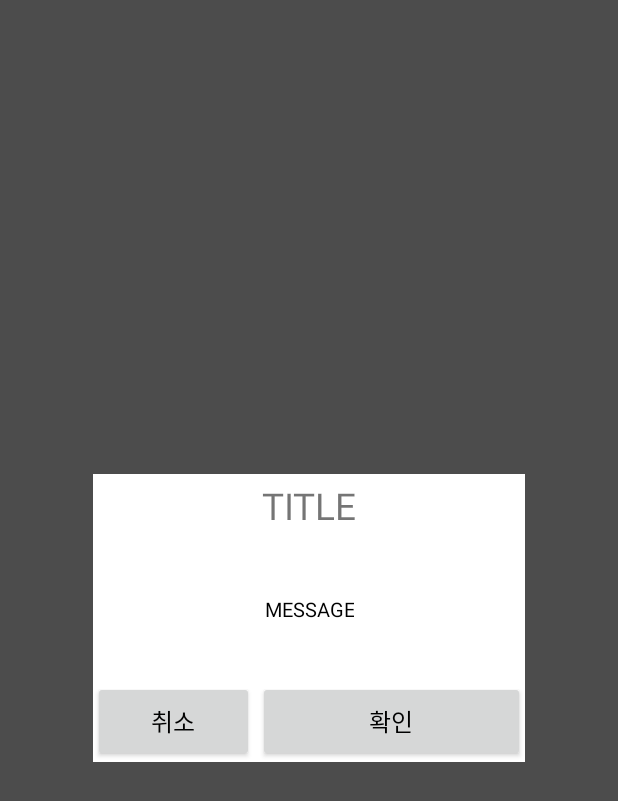
After one commit to twaun95/Movie_Star, an Android app: the layout fragment_dialog.xml on its own in the app's theme, with its tools: preview values and no code run, on a phone screen of 412 x 824 dp. The commit adds this screen. Shown: the top 801 px of the screen. Run offline under Robolectric (Android 15) with nearby library versions, the phone set to English and light mode, and no system bars; network calls fail.

Commit message:
feat : 팝업

```diff
--- /dev/null
+++ b/app/src/main/res/layout/fragment_dialog.xml
@@ -0,0 +1,143 @@
+<?xml version="1.0" encoding="utf-8"?>
+<layout xmlns:android="http://schemas.android.com/apk/res/android"
+    xmlns:app="http://schemas.android.com/apk/res-auto"
+    xmlns:tools="http://schemas.android.com/tools">
+
+    <data>
+
+    </data>
+
+    <FrameLayout
+        android:layout_width="match_parent"
+        android:layout_height="match_parent">
+
+        <androidx.constraintlayout.widget.ConstraintLayout
+            android:layout_width="match_parent"
+            android:layout_height="match_parent"
+            android:background="@color/dialog_opacity_background">
+
+            <androidx.constraintlayout.widget.ConstraintLayout
+                android:layout_width="0dp"
+                android:layout_height="0dp"
+                android:background="@color/white"
+                android:clipToOutline="true"
+                app:layout_constraintBottom_toBottomOf="parent"
+                app:layout_constraintDimensionRatio="H, 3:2"
+                app:layout_constraintEnd_toEndOf="parent"
+                app:layout_constraintHorizontal_bias="0.5"
+                app:layout_constraintStart_toStartOf="parent"
+                app:layout_constraintTop_toTopOf="parent"
+                app:layout_constraintWidth_percent="0.7">
+
+                <androidx.constraintlayout.widget.ConstraintLayout
+                    android:id="@+id/layout_top"
+                    android:layout_width="0dp"
+                    android:layout_height="0dp"
+                    android:background="@color/white"
+                    app:layout_constraintBottom_toTopOf="@id/gl_top"
+                    app:layout_constraintEnd_toEndOf="parent"
+                    app:layout_constraintHorizontal_bias="0.5"
+                    app:layout_constraintStart_toStartOf="parent"
+                    app:layout_constraintTop_toTopOf="parent">
+
+                    <TextView
+                        android:id="@+id/tv_title"
+                        android:layout_width="0dp"
+                        android:layout_height="0dp"
+                        android:autoSizeTextType="uniform"
+                        android:gravity="center"
+                        android:text="TITLE"
+                        app:layout_constraintBottom_toBottomOf="parent"
+                        app:layout_constraintEnd_toEndOf="parent"
+                        app:layout_constraintHeight_percent="0.8"
+                        app:layout_constraintHorizontal_bias="0.5"
+                        app:layout_constraintStart_toStartOf="parent"
+                        app:layout_constraintTop_toTopOf="parent" />
+                </androidx.constraintlayout.widget.ConstraintLayout>
+
+                <androidx.constraintlayout.widget.Guideline
+                    android:id="@+id/gl_top"
+                    android:layout_width="0dp"
+                    android:layout_height="0dp"
+                    android:orientation="horizontal"
+                    app:layout_constraintGuide_percent="0.22" />
+
+                <androidx.constraintlayout.widget.ConstraintLayout
+                    android:id="@+id/layout_middle"
+                    android:layout_width="0dp"
+                    android:layout_height="0dp"
+                    app:layout_constraintBottom_toTopOf="@id/gl_bottom"
+                    app:layout_constraintEnd_toEndOf="parent"
+                    app:layout_constraintHorizontal_bias="0.5"
+                    app:layout_constraintStart_toStartOf="parent"
+                    app:layout_constraintTop_toBottomOf="@id/gl_top">
+
+                    <TextView
+                        android:id="@+id/tv_message"
+                        android:layout_width="wrap_content"
+                        android:layout_height="wrap_content"
+                        android:gravity="center"
+                        android:text="MESSAGE"
+                        android:textColor="@color/black"
+                        android:textSize="13dp"
+                        app:layout_constraintBottom_toBottomOf="parent"
+                        app:layout_constraintEnd_toEndOf="parent"
+                        app:layout_constraintHorizontal_bias="0.5"
+                        app:layout_constraintStart_toStartOf="parent"
+                        app:layout_constraintTop_toTopOf="parent" />
+                </androidx.constraintlayout.widget.ConstraintLayout>
+
+                <androidx.constraintlayout.widget.Guideline
+                    android:id="@+id/gl_bottom"
+                    android:layout_width="0dp"
+                    android:layout_height="0dp"
+                    android:orientation="horizontal"
+                    app:layout_constraintGuide_percent="0.72" />
+
+                <androidx.constraintlayout.widget.ConstraintLayout
+                    android:id="@+id/layout_bottom_type_two"
+                    android:layout_width="0dp"
+                    android:layout_height="0dp"
+                    app:layout_constraintBottom_toBottomOf="parent"
+                    app:layout_constraintEnd_toEndOf="parent"
+                    app:layout_constraintHorizontal_bias="0.5"
+                    app:layout_constraintStart_toStartOf="parent"
+                    app:layout_constraintTop_toBottomOf="@id/gl_bottom"
+                    tools:visibility="visible">
+
+                    <androidx.appcompat.widget.AppCompatButton
+                        android:id="@+id/btn_cancel"
+                        android:layout_width="0dp"
+                        android:layout_height="0dp"
+                        android:layout_marginRight="1dp"
+                        android:text="취소"
+                        android:textColor="@color/black"
+                        android:textSize="16dp"
+                        app:layout_constraintBottom_toBottomOf="parent"
+                        app:layout_constraintEnd_toStartOf="@+id/btn_complete"
+                        app:layout_constraintHorizontal_bias="0.5"
+                        app:layout_constraintHorizontal_weight="3"
+                        app:layout_constraintStart_toStartOf="parent"
+                        app:layout_constraintTop_toTopOf="parent"
+                        app:layout_constraintVertical_bias="0.0" />
+
+                    <androidx.appcompat.widget.AppCompatButton
+                        android:id="@+id/btn_complete"
+                        android:layout_width="0dp"
+                        android:layout_height="0dp"
+                        android:layout_marginLeft="1dp"
+                        android:text="확인"
+                        android:textColor="@color/black"
+                        android:textSize="16dp"
+                        app:layout_constraintBottom_toBottomOf="parent"
+                        app:layout_constraintEnd_toEndOf="parent"
+                        app:layout_constraintHorizontal_bias="0.5"
+                        app:layout_constraintHorizontal_weight="5"
+                        app:layout_constraintStart_toEndOf="@+id/btn_cancel"
+                        app:layout_constraintTop_toTopOf="parent" />
+                </androidx.constraintlayout.widget.ConstraintLayout>
+
+            </androidx.constraintlayout.widget.ConstraintLayout>
+        </androidx.constraintlayout.widget.ConstraintLayout>
+    </FrameLayout>
+</layout>
--- a/app/src/main/res/values/colors.xml
+++ b/app/src/main/res/values/colors.xml
@@ -7,4 +7,5 @@
     <color name="teal_700">#FF018786</color>
     <color name="black">#FF000000</color>
     <color name="white">#FFFFFFFF</color>
+    <color name="dialog_opacity_background">#B3000000</color>
 </resources>
```
Also changed, not shown: app/src/main/java/com/twaun95/moviestar/presentation/base/BaseDialog.kt (added, +42 -0 lines), app/src/main/java/com/twaun95/moviestar/presentation/dialog/DialogBookMark.kt (added, +62 -0 lines).
